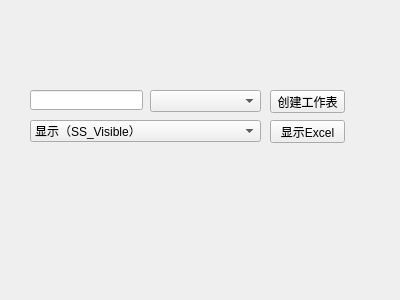
mahuifa/QMDemo, file XlsxDemo/TestXlsx/test3.ui: the form before one commit.
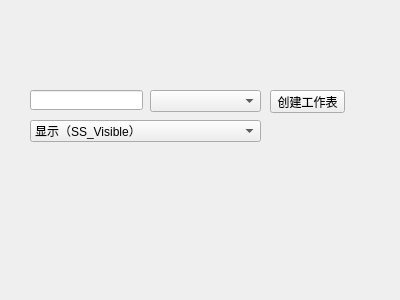
The form after the commit.

Commit message:
重构：重构调用WPS打开Excel功能
    1、取消在每个Demo调用WPS打开Excel；
    2、通过定义接口类，获取每个Demo的Excel名称，在主窗口中调用WPS打开对应Demo的Excel.

The edit to the form file:
```diff
--- a/XlsxDemo/TestXlsx/test3.ui
+++ b/XlsxDemo/TestXlsx/test3.ui
@@ -13,19 +13,6 @@
   <property name="windowTitle">
    <string>Form</string>
   </property>
-  <widget class="QPushButton" name="but_show">
-   <property name="geometry">
-    <rect>
-     <x>270</x>
-     <y>120</y>
-     <width>75</width>
-     <height>23</height>
-    </rect>
-   </property>
-   <property name="text">
-    <string>显示Excel</string>
-   </property>
-  </widget>
   <widget class="QPushButton" name="but_addSheet">
    <property name="geometry">
     <rect>
```
The commit also changes 16 other files.
